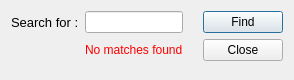
mmicr001/openrpt, file MetaSQL/finddialog.ui: the form before one commit.
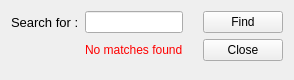
The form after the commit.

The edit to the form file:
```diff
--- a/MetaSQL/finddialog.ui
+++ b/MetaSQL/finddialog.ui
@@ -51,6 +51,9 @@
          <property name="text">
           <string>Find</string>
          </property>
+         <property name="autoDefault">
+          <bool>false</bool>
+         </property>
         </widget>
        </item>
        <item>
@@ -58,6 +61,9 @@
          <property name="text">
           <string>Close</string>
          </property>
+         <property name="autoDefault">
+          <bool>false</bool>
+         </property>
         </widget>
        </item>
       </layout>
```
